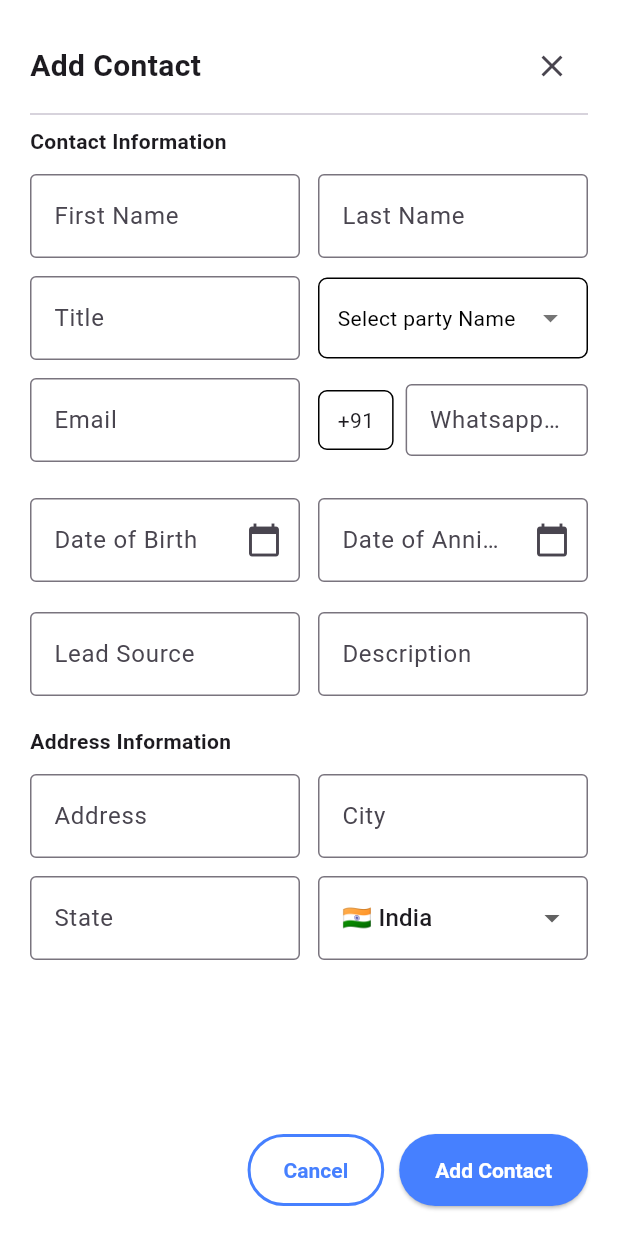
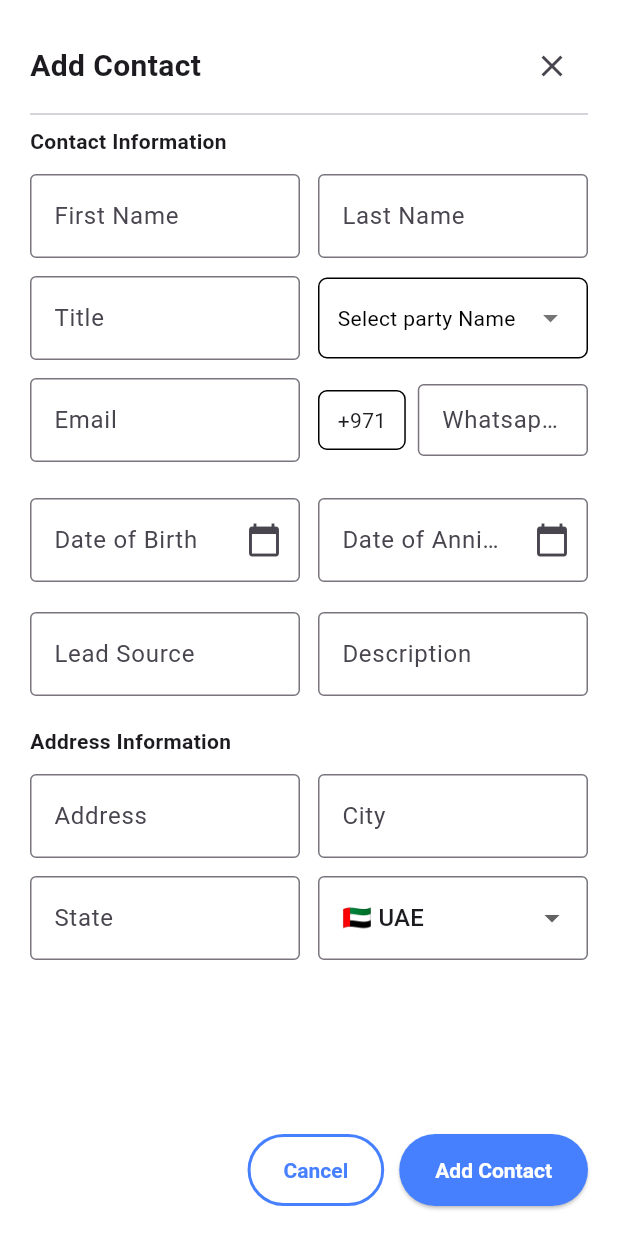
Before and after one commit to owaispatel75/sahibot_crm_web, a Flutter app: the AddContactDrawer widget shown alone on an empty page, opened directly, on a phone screen of 412 x 824 dp. Run offline on Flutter 3.47's test engine with Material 3 defaults, Android fonts, the light colour scheme and no system bars; our stand-ins replace go_router; accounts and stored records are empty.

Commit message:
Update AddContactDrawer.dart

```diff
--- a/lib/widgets/AddContactDrawer.dart
+++ b/lib/widgets/AddContactDrawer.dart
@@ -11,7 +11,9 @@ class AddContactDrawer extends StatefulWidget {
 class _AddContactDrawerState extends State<AddContactDrawer> {
   final _formKey = GlobalKey<FormState>();
 
-  String selectedCountry = 'India';
+  //String selectedCountry = 'India';
+  String selectedCountry = 'UAE';
+
   String selectedCompanyName = 'Select Company Name';
   String selectedLeadSource = 'Select Lead Source';
   String get countryCode => selectedCountry == 'India' ? '+91' : '+971';
```
